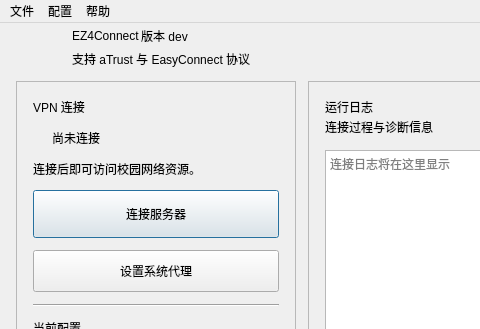
The window that presentation/main/mainwindow.ui (PageChen04/EZ4Connect) describes before a commit, drawn with Qt 5; both pictures show x 0 to 480 and y 0 to 329 of the 822 by 583 pixel window.
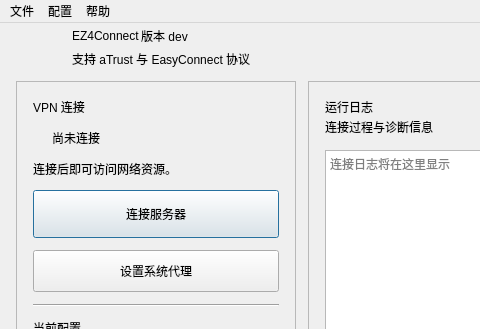
The same window after the commit. Icons and pictures are not drawn.

Commit message: fix: 去掉校园网字样

```diff
--- a/presentation/main/mainwindow.ui
+++ b/presentation/main/mainwindow.ui
@@ -240,7 +240,7 @@
          <item>
           <widget class="QLabel" name="statusDetailLabel">
            <property name="text">
-            <string>连接后即可访问校园网络资源。</string>
+            <string>连接后即可访问网络资源。</string>
            </property>
            <property name="wordWrap">
             <bool>true</bool>
```
The commit also changes 1 other file.
